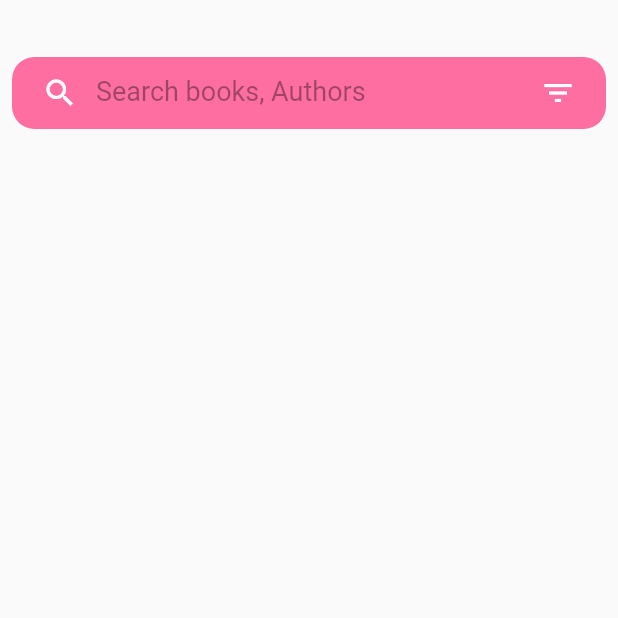
After one commit to faysalneowaz/bookstoreui, a Flutter app: the WelcomeScreen screen opened directly, after a tap on "Apply", on a phone screen of 412 x 824 dp, the top half of it. The commit adds this screen. Run offline on Flutter 3.47's test engine with Material 2 defaults, Android fonts, the phone set to English and light mode, and no system bars; network calls fail.

Commit message:
main dashboard

```diff
--- a/lib/screen/dashboard/dashboard.dart
+++ b/lib/screen/dashboard/dashboard.dart
@@ -1,6 +1,5 @@
-import 'dart:ffi';
-
 import 'package:bookstore/model/topicmodel.dart';
+import 'package:bookstore/screen/maindashboard/maindashscreen.dart';
 import 'package:flutter/material.dart';
 
 class WelcomeScreen extends StatefulWidget {
@@ -88,7 +87,6 @@ class _WelcomeScreenState extends State<WelcomeScreen> {
   List<bool> isSelected = [];
   List ss = [];
   _selected(int i) {
-    print(i);
     setState(() {
       if (ss.contains(i)) {
         ss.remove(i);
@@ -164,7 +162,52 @@ class _WelcomeScreenState extends State<WelcomeScreen> {
                       ),
                     );
                   }),
-            )
+            ),
+            Center(
+              child: Column(
+                children: [
+                  TextButton(
+                    onPressed: () {},
+                    child: const Text(
+                      "More topics",
+                      style: TextStyle(
+                        color: Color(0xFFFF6EA1),
+                        fontSize: 18,
+                        fontWeight: FontWeight.w400,
+                        decoration: TextDecoration.underline,
+                      ),
+                    ),
+                  ),
+                  ElevatedButton(
+                    onPressed: () {
+                      Navigator.push(
+                        context,
+                        MaterialPageRoute(
+                          builder: (_) => const MainDashScreen(),
+                        ),
+                      );
+                    },
+                    style: ElevatedButton.styleFrom(
+                      backgroundColor: const Color(0xFFFF6EA1),
+                      textStyle: const TextStyle(
+                        fontSize: 18,
+                        fontWeight: FontWeight.w400,
+                      ),
+                      shape: RoundedRectangleBorder(
+                        borderRadius: BorderRadius.circular(12.0),
+                      ),
+                      padding: EdgeInsets.only(
+                        top: 16.0,
+                        bottom: 16.0,
+                        right: MediaQuery.of(context).size.width * 0.35,
+                        left: MediaQuery.of(context).size.width * 0.35,
+                      ),
+                    ),
+                    child: const Text("Apply"),
+                  ),
+                ],
+              ),
+            ),
           ],
         ),
       ),
--- a/lib/screen/intro/intromain.dart
+++ b/lib/screen/intro/intromain.dart
@@ -53,7 +53,7 @@ class _IntroMainState extends State<IntroMain> {
                 ),
               ],
             ),
-            Container(
+            SizedBox(
               height: MediaQuery.of(context).size.height * 0.5,
               child: PageView.builder(
                 controller: _pageController,
@@ -126,7 +126,7 @@ class _IntroMainState extends State<IntroMain> {
                     fontWeight: FontWeight.w400,
                   ),
                   shape: RoundedRectangleBorder(
-                    borderRadius: BorderRadius.circular(35.0),
+                    borderRadius: BorderRadius.circular(12.0),
                   ),
                   padding: const EdgeInsets.only(
                     top: 16.0,
--- /dev/null
+++ b/lib/screen/maindashboard/maindashscreen.dart
@@ -0,0 +1,52 @@
+import 'package:flutter/material.dart';
+
+class MainDashScreen extends StatefulWidget {
+  const MainDashScreen({super.key});
+
+  @override
+  State<MainDashScreen> createState() => _MainDashScreenState();
+}
+
+class _MainDashScreenState extends State<MainDashScreen> {
+  @override
+  Widget build(BuildContext context) {
+    return Scaffold(
+      body: Padding(
+        padding: const EdgeInsets.all(8.0),
+        child: Column(
+          children: [
+            Container(
+              margin: EdgeInsets.only(top: 30.0),
+              decoration: BoxDecoration(
+                color: Color(0xFFFF6EA1),
+                borderRadius: BorderRadius.circular(15),
+              ),
+              child: const Padding(
+                padding: EdgeInsets.only(left: 8.0, right: 8.0),
+                child: TextField(
+                  style: TextStyle(
+                    color: Colors.white,
+                    fontSize: 18,
+                  ),
+                  decoration: InputDecoration(
+                    hintText: "Search books, Authors",
+                    hintStyle: TextStyle(color: Colors.black38),
+                    prefixIcon: Icon(
+                      Icons.search,
+                      color: Colors.white,
+                    ),
+                    suffixIcon: Icon(
+                      Icons.filter_list,
+                      color: Colors.white,
+                    ),
+                    border: InputBorder.none,
+                  ),
+                ),
+              ),
+            ),
+          ],
+        ),
+      ),
+    );
+  }
+}
```
Also changed, not shown: pubspec.lock.
